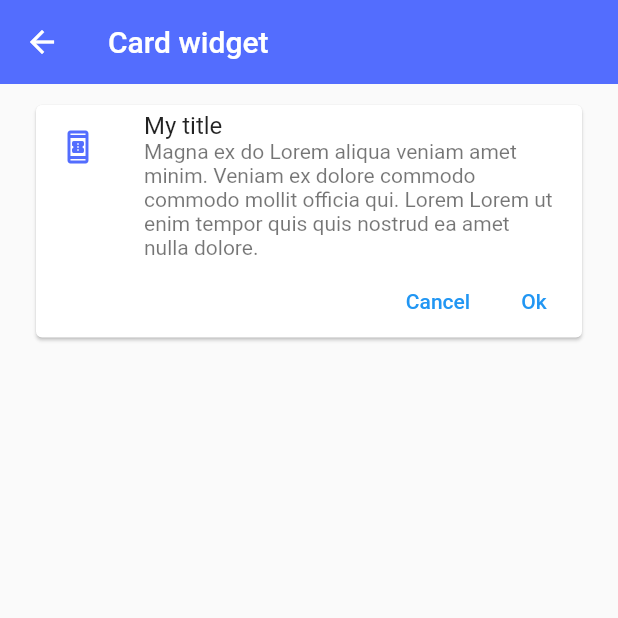
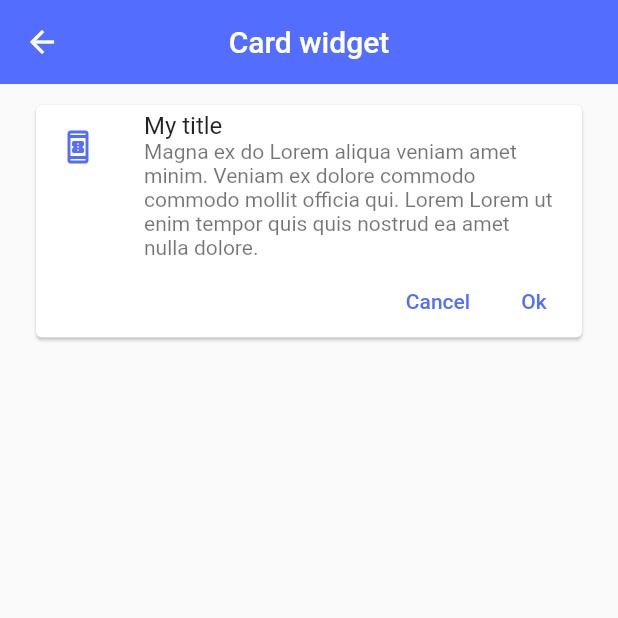
Before and after one commit to leodrumers/flutterWidgets, a Flutter app: the CardScreen screen opened by its route, on a phone screen of 412 x 824 dp, the top half of it. Run offline on Flutter 3.47's test engine with Material 2 defaults, Android fonts, the phone set to English and light mode, and no system bars.

Commit message:
Adding styles for buttons

```diff
--- a/lib/themes/app_theme.dart
+++ b/lib/themes/app_theme.dart
@@ -5,5 +5,11 @@ class AppTheme {
 
   static final ThemeData lightTheme = ThemeData.light().copyWith(
       primaryColor: primaryColor,
-      appBarTheme: const AppBarTheme(color: primaryColor, elevation: 0));
+      appBarTheme: const AppBarTheme(
+        color: primaryColor,
+        elevation: 0,
+        centerTitle: true,
+      ),
+      textButtonTheme: TextButtonThemeData(
+          style: TextButton.styleFrom(primary: primaryColor)));
 }
```
